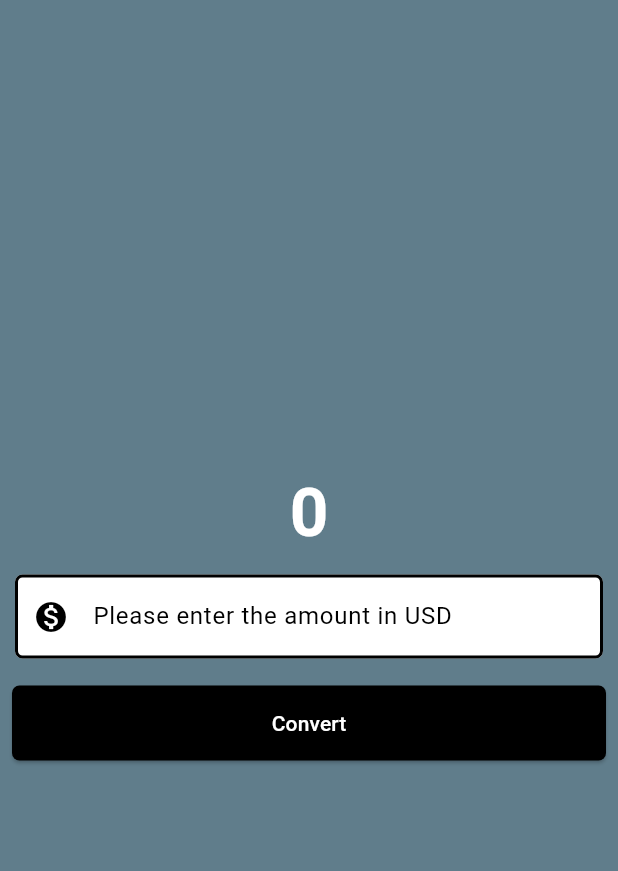
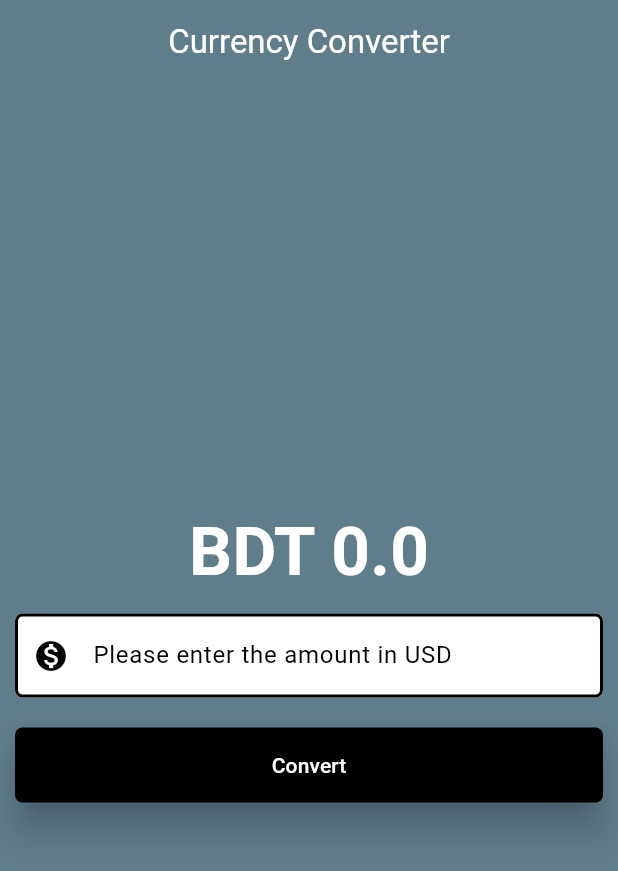
Before and after one commit to fibi123/currency-converter-flutter-app, a Flutter app: the screen it shows after launch, after a tap on "Convert", on a phone screen of 412 x 824 dp. Shown: the top 871 px of the screen. Run offline on Flutter 3.47's test engine with Material 3 defaults, Android fonts, the phone set to English and light mode, and no system bars.

Commit message:
Currency Converter Material Design

```diff
--- a/lib/currency_converter_home_page.dart
+++ b/lib/currency_converter_home_page.dart
@@ -1,11 +1,23 @@
 import 'package:flutter/foundation.dart';
 import 'package:flutter/material.dart';
 
-class CurrencyConverterHomePage extends StatelessWidget {
-  const CurrencyConverterHomePage({super.key});
+class CurrencyConverterMaterialPage extends StatefulWidget {
+  const CurrencyConverterMaterialPage({super.key});
+
+  @override
+  State <CurrencyConverterMaterialPage> createState() {
+    return _CurrencyConverterMaterialPageState();
+  }
+}
+
+class _CurrencyConverterMaterialPageState
+    extends State<CurrencyConverterMaterialPage>{
+  double result = 0;
+  final TextEditingController textEditingController = TextEditingController();
 
   @override
   Widget build(BuildContext context) {
+    print('rebuilt');
     final border = OutlineInputBorder(
       //Color(0xAARRGGBB)
       borderSide: const BorderSide(
@@ -17,12 +29,21 @@ class CurrencyConverterHomePage extends StatelessWidget {
 
     return Scaffold(
       backgroundColor: Colors.blueGrey,
+      appBar: AppBar(
+        backgroundColor: Colors.blueGrey,
+        elevation: 0,
+        title: const Text('Currency Converter',
+          style: TextStyle(
+              color: Colors.white),
+        ),
+        centerTitle: true,
+      ),
       body: Center(
         child: Column(
           mainAxisAlignment: MainAxisAlignment.center,
           children: [
             Text(
-              '0',
+            'BDT ${result.toString()}',
               style: TextStyle(
                 fontSize: 45,
                 fontWeight: FontWeight.bold,
@@ -32,6 +53,7 @@ class CurrencyConverterHomePage extends StatelessWidget {
             Padding(
               padding: const EdgeInsets.all(10),
               child: TextField(
+                controller: textEditingController,
                 style: const TextStyle(
                   color: Colors.black,
                 ),
@@ -54,17 +76,18 @@ class CurrencyConverterHomePage extends StatelessWidget {
               ),
             ),
             Padding(
-              padding: const EdgeInsets.all(8.0),
+              padding: const EdgeInsets.all(10.0),
               child: ElevatedButton(
                 onPressed: () {
-                  if (kDebugMode) {
-                    print('button clicked');
-                  }
+                  setState(() {
+                    result  = double.parse(textEditingController.text)*122.35;
+                  });
                 },
-                style: TextButton.styleFrom(
+                style: ElevatedButton.styleFrom(
                   backgroundColor: Colors.black,
                   foregroundColor: Colors.white,
-                  minimumSize: Size(double.infinity, 50),
+                  minimumSize: const Size(double.infinity, 50),
+                  elevation: 10.0,
                   shape:
                   RoundedRectangleBorder(
                     borderRadius: BorderRadius.circular(5),
--- a/lib/main.dart
+++ b/lib/main.dart
@@ -11,7 +11,7 @@ class MyApp extends StatelessWidget {
   @override
   Widget build(BuildContext context) {
     return const MaterialApp(
-      home: CurrencyConverterHomePage(),
+      home: CurrencyConverterMaterialPage(),
     );
   }
   }
```
Lines whose indentation alone changed are shown as unchanged.
